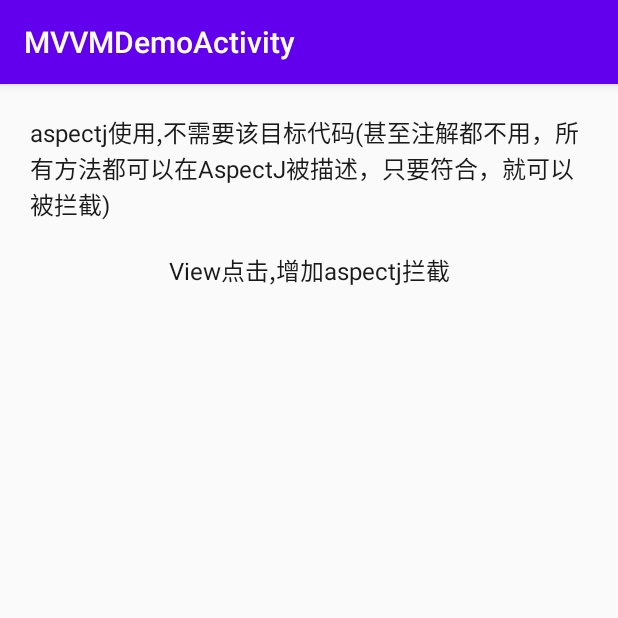
After one commit to chenjianqiang/androidx, an Android app: the MVVMDemoActivity screen opened directly, with no data from a screen before it, on a phone screen of 412 x 824 dp, the top half of it. The commit adds this screen. Run offline under Robolectric (Android 15) with nearby library versions, the phone set to English and light mode, and no system bars; our stand-ins replace data binding; libraries missing offline, so code that uses them is left out: com.blankj.utilcode; 1 statement that could not run was skipped.

Commit message:
activity父类统一申请权限优化

```diff
--- a/app/src/main/AndroidManifest.xml
+++ b/app/src/main/AndroidManifest.xml
@@ -29,6 +29,7 @@
         <activity android:name=".activity.AopDemoActivity"  />
         <activity android:name=".activity.WorkerManagerDemoActivity"  />
         <activity android:name=".activity.RoomDemoActivity"  />
+        <activity android:name=".activity.MVVMDemoActivity"  />
     </application>
 
 </manifest>
--- a/app/src/main/java/com/cjq/androidx/activity/BigBaseActivity.java
+++ b/app/src/main/java/com/cjq/androidx/activity/BigBaseActivity.java
@@ -19,6 +19,8 @@ import com.cjq.androidx.tools.PermissionRequestUtil;
  * 设计一个超级父类
  * 囊括所有界面的通用功能，方便日后统一管理
  * 1.权限
+ * 2.沉浸式
+ * 3.埋点
  */
 public abstract class BigBaseActivity extends AppCompatActivity implements View.OnClickListener, PermissionRequestInterface {
     private final static String TAG = "BigBaseActivity";
@@ -52,14 +54,21 @@ public abstract class BigBaseActivity extends AppCompatActivity implements View.
     }
 
     @Override
+    public String[] getPermissions() {
+        //设置所需的全部权限,默认不需要null，如果需要就在子类实现该方法
+        return null;
+    }
+
+    @Override
     public void requestPermissionsSuccess() {
-        //权限请求用户已经全部允许
+        //权限请求用户已经全部允许回调，如果需要执行特殊逻辑，在子类实现该方法
         ToastUtils.showShort("权限请求用户已经全部允许");
     }
 
     @Override
     public void requestPermissionsFail() {
-        //权限请求不被用户允许。可以提示并退出或者提示权限的用途并重新发起权限申请。
+        //权限请求(至少有一个)不被用户允许回调。可以提示并退出或者提示权限的用途并重新发起权限申请。
+        // 如果需要执行特殊逻辑，在子类实现该方法
         ToastUtils.showShort("权限有缺失");
     }
 
--- /dev/null
+++ b/app/src/main/java/com/cjq/androidx/activity/MVVMDemoActivity.java
@@ -0,0 +1,36 @@
+package com.cjq.androidx.activity;
+
+import android.Manifest;
+import android.os.Bundle;
+import android.util.Log;
+import android.view.View;
+
+import androidx.annotation.Nullable;
+import androidx.databinding.DataBindingUtil;
+
+import com.cjq.androidx.R;
+import com.cjq.androidx.databinding.ActivityAopDemoBinding;
+import com.cjq.androidx.databinding.ActivityMvvmDemoBinding;
+
+
+public class MVVMDemoActivity extends BigBaseActivity {
+    private ActivityMvvmDemoBinding mView;
+    @Override
+    protected void onCreate(@Nullable Bundle savedInstanceState) {
+        super.onCreate(savedInstanceState);
+        mView = DataBindingUtil.setContentView(this, R.layout.activity_mvvm_demo);
+        mView.setOnClickListener(this);
+    }
+
+    @Override
+    public void onClick(View v) {
+        super.onClick(v);
+        switch (v.getId()){
+            case R.id.tv_as:
+                //ToastUtils.showShort("你点击的是某个按钮");
+                Log.e("AopDemoActivity","你点击的是某个按钮");
+                break;
+        }
+    }
+
+}
--- a/app/src/main/java/com/cjq/androidx/activity/MainActivity.java
+++ b/app/src/main/java/com/cjq/androidx/activity/MainActivity.java
@@ -17,7 +17,8 @@ public class MainActivity extends ListActivity {
             new DemoDetails(R.string.common_app_demo, 0, null),
             new DemoDetails(R.string.common_app_demo_aop, R.string.common_app_demo_aop_desc, AopDemoActivity.class),
             new DemoDetails(R.string.common_app_demo_worker, R.string.common_app_demo_worker_desc, WorkerManagerDemoActivity.class),
-            new DemoDetails(R.string.common_app_demo_room, R.string.common_app_demo_room_desc, RoomDemoActivity.class)
+            new DemoDetails(R.string.common_app_demo_room, R.string.common_app_demo_room_desc, RoomDemoActivity.class),
+            new DemoDetails(R.string.common_app_mvvm_room, R.string.common_app_demo_mvvm_desc, MVVMDemoActivity.class)
     };
 
     @Override
--- a/app/src/main/java/com/cjq/androidx/activity/RoomDemoActivity.java
+++ b/app/src/main/java/com/cjq/androidx/activity/RoomDemoActivity.java
@@ -68,7 +68,6 @@ public class RoomDemoActivity extends BigBaseActivity {
         }
     }
 
-    //==================权限请求接口=================
     @Override
     public String[] getPermissions() {
         //设置该界面所需的全部权限
--- a/app/src/main/java/com/cjq/androidx/activity/WorkerManagerDemoActivity.java
+++ b/app/src/main/java/com/cjq/androidx/activity/WorkerManagerDemoActivity.java
@@ -92,15 +92,4 @@ public class WorkerManagerDemoActivity extends BigBaseActivity {
         }
     }
 
-    @Override
-    public String[] getPermissions() {
-        //设置该界面所需的全部权限
-        /*return new String[]{
-                Manifest.permission.WRITE_EXTERNAL_STORAGE,
-                Manifest.permission.READ_PHONE_STATE
-        };*/
-        //如果不需要申请权限，该方法返回null即可
-        return null;
-    }
-
 }
--- /dev/null
+++ b/app/src/main/res/layout/activity_mvvm_demo.xml
@@ -0,0 +1,40 @@
+<?xml version="1.0" encoding="utf-8"?>
+<layout xmlns:android="http://schemas.android.com/apk/res/android"
+    xmlns:app="http://schemas.android.com/apk/res-auto">
+    <data>
+        <variable
+            name="onClickListener"
+            type="android.view.View.OnClickListener" />
+
+    </data>
+
+    <androidx.constraintlayout.widget.ConstraintLayout
+        android:layout_width="match_parent"
+        android:layout_height="match_parent"
+        android:orientation="vertical">
+
+        <TextView
+            android:id="@+id/content"
+            android:layout_width="match_parent"
+            android:layout_height="wrap_content"
+            style="@style/text_whole_note"
+            android:layout_margin="20dp"
+            android:text="aspectj使用,不需要该目标代码(甚至注解都不用，所有方法都可以在AspectJ被描述，只要符合，就可以被拦截)"
+            app:layout_constraintLeft_toLeftOf="parent"
+            app:layout_constraintTop_toTopOf="parent"/>
+
+        <TextView
+            android:id="@+id/tv_as"
+            android:layout_width="match_parent"
+            android:layout_height="wrap_content"
+            android:onClick="@{onClickListener}"
+            style="@style/text_whole_note"
+            android:layout_margin="20dp"
+            android:gravity="center"
+            app:layout_constraintTop_toBottomOf="@+id/content"
+            app:layout_constraintLeft_toLeftOf="parent"
+            android:text="View点击,增加aspectj拦截"/>
+
+    </androidx.constraintlayout.widget.ConstraintLayout>
+
+</layout>
--- a/app/src/main/res/values/strings.xml
+++ b/app/src/main/res/values/strings.xml
@@ -11,6 +11,9 @@
     <string name="common_app_demo_room">Room应用demo</string>
     <string name="common_app_demo_room_desc">使用room，需要定义room的3个组件:Database,Entity,Dao</string>
 
+    <string name="common_app_mvvm_room">MVVM应用demo</string>
+    <string name="common_app_demo_mvvm_desc">使用LiveData + ViewModel + okhttp3实现一个网络请求和界面刷新</string>
+
     <string name="common_app_demo_room_note">使用room，需要定义room的3个组件:Database,Entity,Dao。\n其中Database: 包含数据库持有者，并作为与 App 持久关联数据的底层连接的主要访问点。App通过 Room 的 Database 获取与数据库相关的数据库访问对象（DAO）
     \nEntity: 表示数据库内的表（Table），APP 使用Entity获取和设置数据库中表的数据。。\nDao: 包含用于访问数据库的方法。App 使用 DAO 从数据库中获取 Entity，并且将 Entity 的变化保存到数据库中。</string>
 </resources>
```
